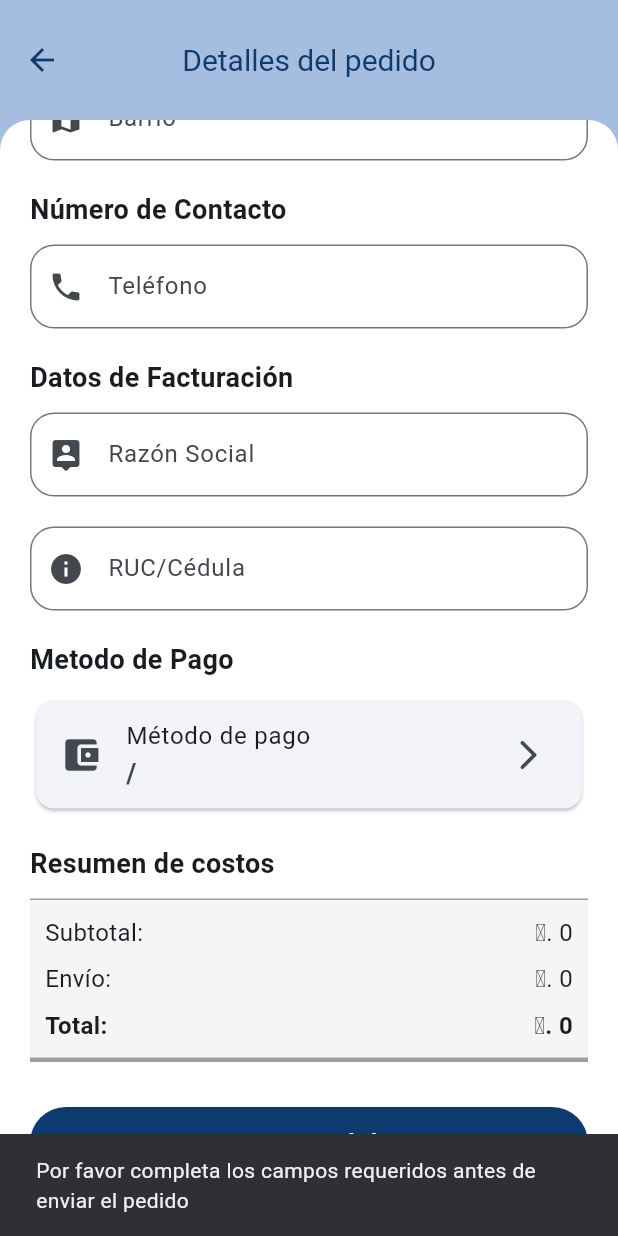
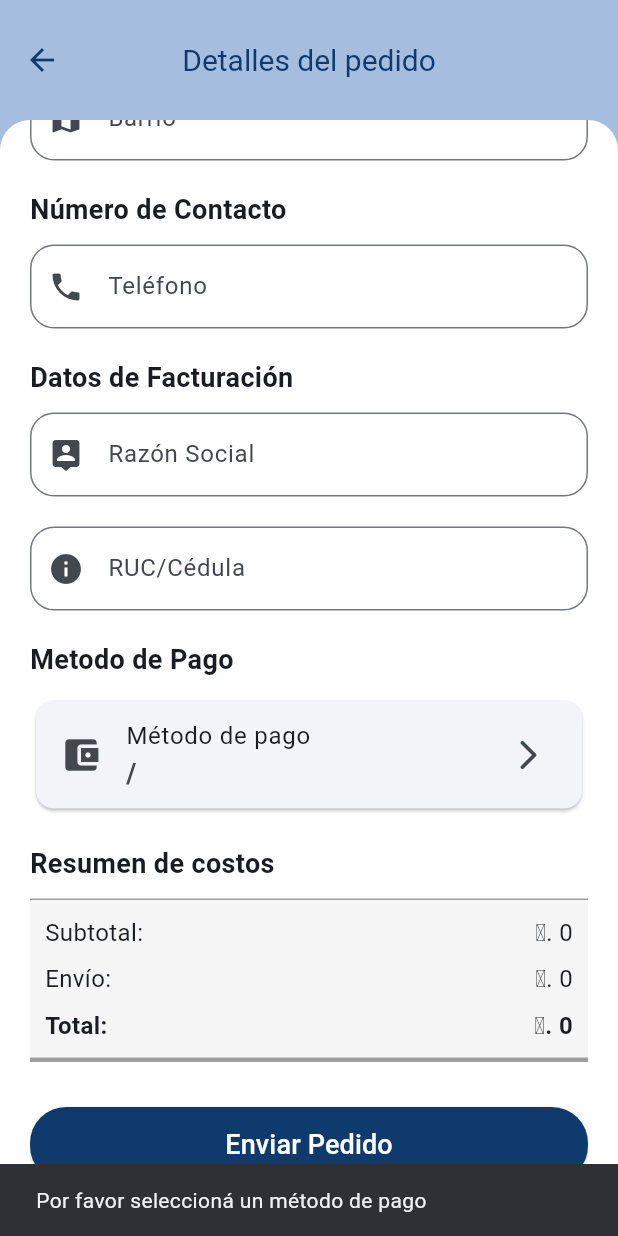
Before and after one commit to Armoa/pharma, a Flutter app: the OrderConfirmationScreen screen opened directly with empty values, scrolled down 523 dp, after a tap on "Enviar Pedido", on a phone screen of 412 x 824 dp. Run offline on Flutter 3.47's test engine with Material 3 defaults, Android fonts, the phone set to English and light mode, and no system bars; our stand-ins replace carousel_slider, connectivity_plus, firebase_auth, firebase_core, flutter_map, font_awesome_flutter and 7 more; accounts and stored records are empty; network calls fail.

Commit message:
Se Agrego el verificador en Forma de Pago

```diff
--- a/lib/screens/order_confirmation_screen.dart
+++ b/lib/screens/order_confirmation_screen.dart
@@ -34,8 +34,7 @@ class OrderConfirmationScreen extends StatefulWidget {
 
 class _OrderConfirmationScreenState extends State<OrderConfirmationScreen> {
   String? selectedCityId; //  Guardará el ID de la ciudad seleccionada
-  String selectedPaymentMethod = "Efectivo";
-  String callePrincipal = "Calle Falsa 123";
+  String callePrincipal = "";
   bool tieneUbicacionesGuardadas = true; // Cambia según
   bool isLoading = true; // Estado inicial que indica cargando
   double subtotal = 0;
@@ -836,6 +835,19 @@ class _OrderConfirmationScreenState extends State<OrderConfirmationScreen> {
                                 context,
                                 listen: false,
                               );
+
+                          if (paymentProvider.selectedMethod == "/" ||
+                              paymentProvider.selectedMethod.isEmpty) {
+                            ScaffoldMessenger.of(context).showSnackBar(
+                              const SnackBar(
+                                content: Text(
+                                  "Por favor seleccioná un método de pago",
+                                ),
+                              ),
+                            );
+                            return; // 🔴 Evita que continúe si no hay método seleccionado
+                          }
+
                           if (formKey.currentState!.validate() &&
                               (selectedCityId != null ||
                                   selectedUbicacion != null)) {
```
Also changed, not shown: lib/screens/orders_screen.dart (+0 -11 lines).
